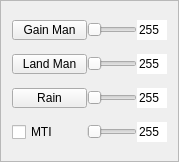
Qt form RadarCoastal/framecontrol2.ui (MiftahSalam/RadarCoastal) before a commit.
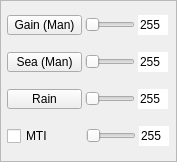
The same form after that commit.

Commit message: frame control 2 panel first implementation

The edit to the form file:
```diff
--- a/RadarCoastal/framecontrol2.ui
+++ b/RadarCoastal/framecontrol2.ui
@@ -20,6 +20,21 @@
    <enum>QFrame::Raised</enum>
   </property>
   <layout class="QVBoxLayout" name="verticalLayout">
+   <property name="spacing">
+    <number>6</number>
+   </property>
+   <property name="leftMargin">
+    <number>3</number>
+   </property>
+   <property name="topMargin">
+    <number>3</number>
+   </property>
+   <property name="rightMargin">
+    <number>3</number>
+   </property>
+   <property name="bottomMargin">
+    <number>3</number>
+   </property>
    <item>
     <layout class="QHBoxLayout" name="horizontalLayout_13">
      <property name="spacing">
@@ -39,7 +54,7 @@
         </font>
        </property>
        <property name="text">
-        <string>Gain Man</string>
+        <string>Gain (Man)</string>
        </property>
        <property name="checkable">
         <bool>true</bool>
@@ -122,7 +137,7 @@
         </font>
        </property>
        <property name="text">
-        <string>Land Man</string>
+        <string>Sea (Man)</string>
        </property>
        <property name="checkable">
         <bool>true</bool>
```
The commit also changes 5 other files.
